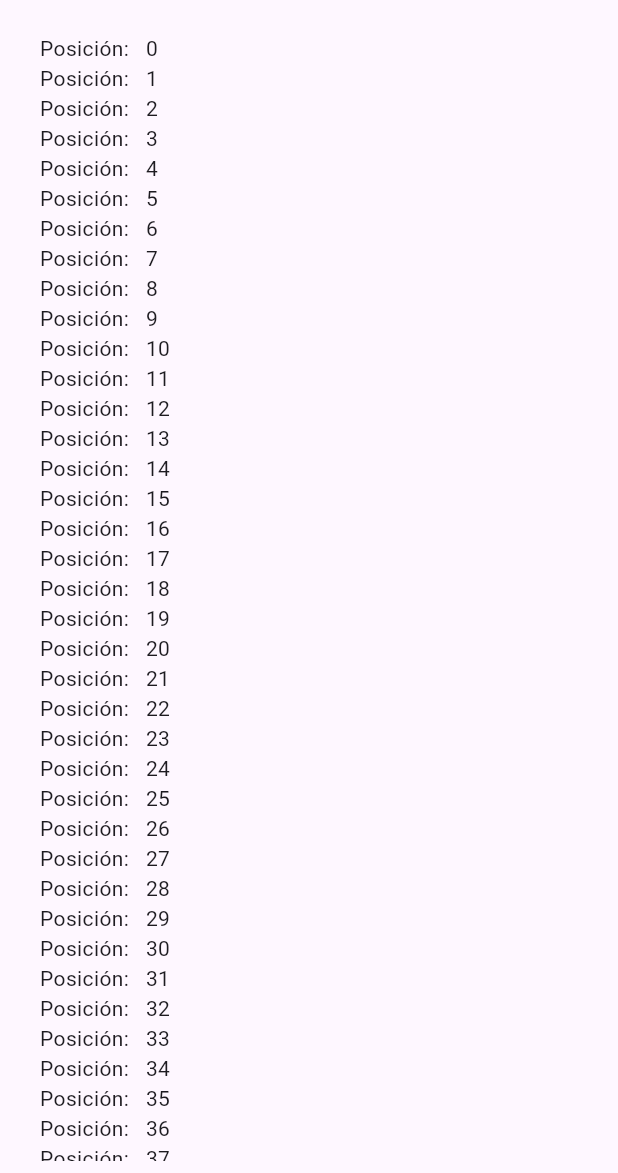
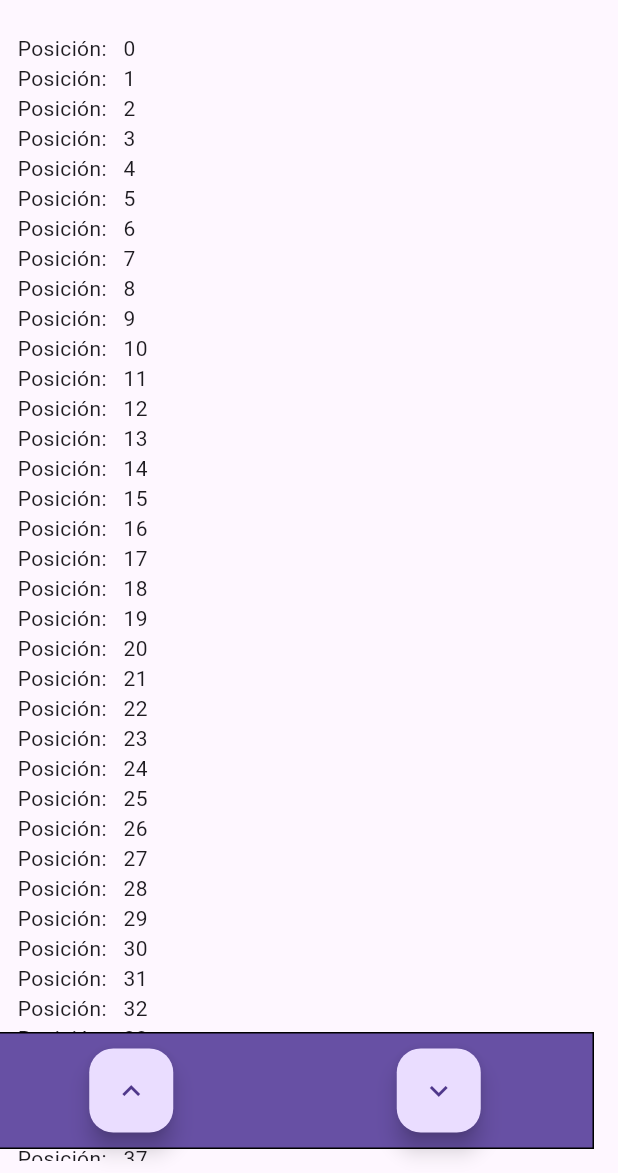
Before and after one commit to AntonioAV/conteo, a Flutter app: the screen it shows after launch, on a phone screen of 412 x 824 dp, the part 63-1236 px from its top. Run offline on Flutter 3.47's test engine with Material 3 defaults, Android fonts, the phone set to English and light mode, and no system bars.

Commit message:
Sesión del 04/01/24

```diff
--- a/lib/presentacion/provider/conteo_provider.dart
+++ b/lib/presentacion/provider/conteo_provider.dart
@@ -1,3 +1,5 @@
 import 'package:flutter/material.dart';
 
-class ConteoProvider extends ChangeNotifier {}
+class ConteoProvider extends ChangeNotifier {
+  List numbers = [];
+}
--- a/lib/screens/body.dart
+++ b/lib/screens/body.dart
@@ -1 +1 @@
-import 'package:flutter/material.dart';
+// import 'package:flutter/material.dart';
--- a/lib/screens/conteo_screen.dart
+++ b/lib/screens/conteo_screen.dart
@@ -5,12 +5,34 @@ class ConteoScreen extends StatelessWidget {
 
   @override
   Widget build(BuildContext context) {
+    final colors = Theme.of(context).colorScheme;
     return Scaffold(
       appBar: AppBar(
         centerTitle: true,
         title: const Text('Conteo App'),
       ),
       body: const BodyScreen(),
+      floatingActionButton: Container(
+        padding: const EdgeInsets.symmetric(vertical: 10),
+        decoration: BoxDecoration(
+          border: Border.all(),
+          color: colors.primary,
+        ),
+        child: Row(
+          mainAxisAlignment: MainAxisAlignment.spaceAround,
+          children: [
+            FloatingActionButton(
+              onPressed: () {},
+              child: const Icon(Icons.expand_less),
+            ),
+            FloatingActionButton(
+              onPressed: () {},
+              child: const Icon(Icons.expand_more),
+            ),
+          ],
+        ),
+      ),
+      // bottomNavigationBar: ,
     );
   }
 }
@@ -27,7 +49,7 @@ class BodyScreen extends StatelessWidget {
           Expanded(
             child: ListView.builder(
               itemBuilder: (context, index) {
-                return Text('     Posición:   $index');
+                return Text(' Posición:   $index');
               },
             ),
           )
```
